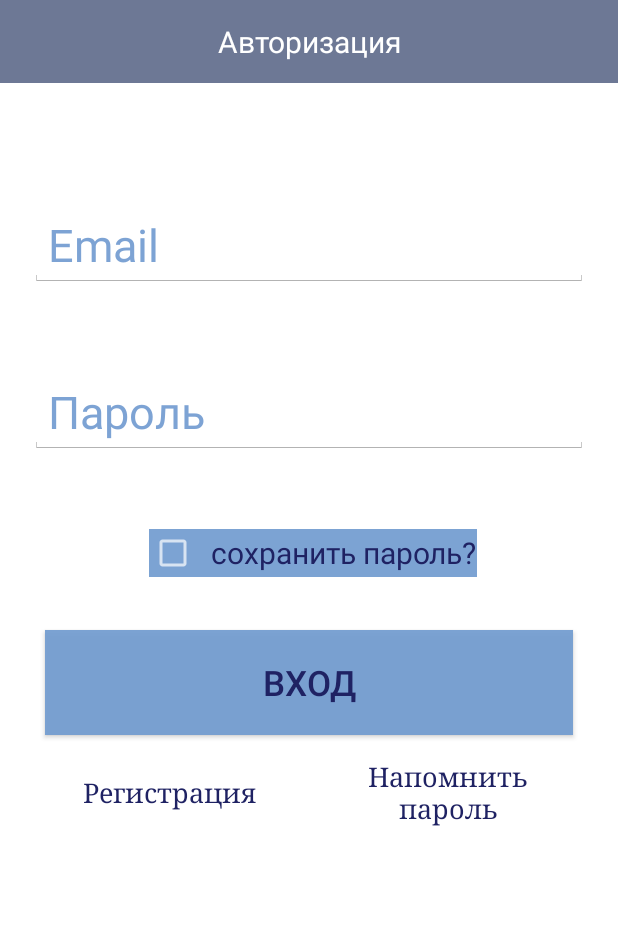
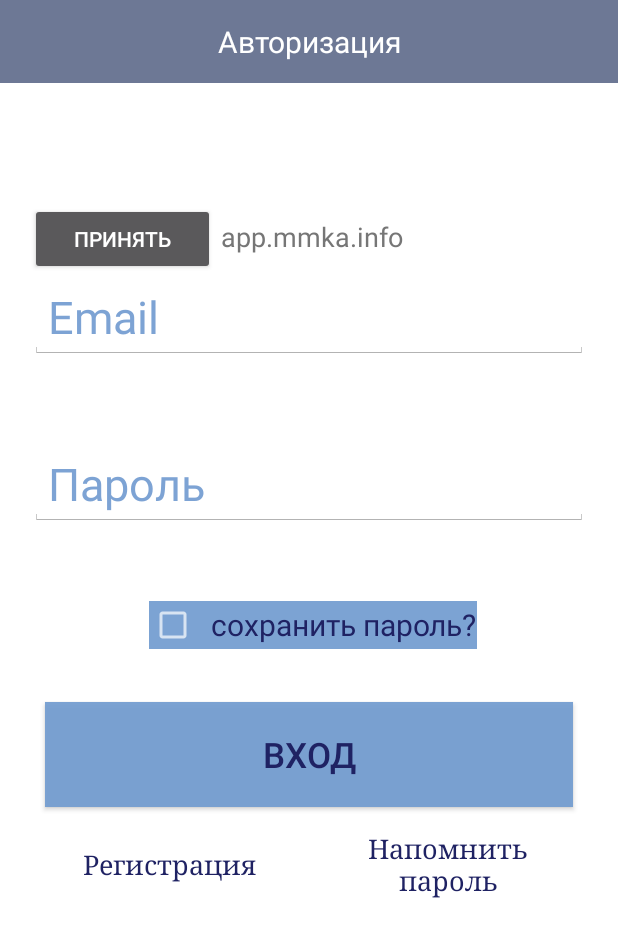
Before and after one commit to Kondratkov/AdvocatesAndNotariesRF, an Android app: the layout input_log_in.xml on its own in the app's theme, with its tools: preview values and no code run, on a phone screen of 412 x 824 dp. Shown: the top 937 px of the screen. Run offline under Robolectric (Android 15) with nearby library versions, the light colour scheme and no system bars.

Commit message:
123456dsf

```diff
--- a/app/build.gradle
+++ b/app/build.gradle
@@ -8,8 +8,8 @@ android {
         applicationId "kondratkov.advocatesandnotariesrf"
         minSdkVersion 16
         targetSdkVersion 23
-        versionCode 91
-        versionName "0.632.3.14B"
+        versionCode 93
+        versionName "0.652.3.14B"
         vectorDrawables.useSupportLibrary = true
     }
     lintOptions {
--- a/app/src/main/java/kondratkov/advocatesandnotariesrf/AddQuestion.java
+++ b/app/src/main/java/kondratkov/advocatesandnotariesrf/AddQuestion.java
@@ -295,6 +295,10 @@ public class AddQuestion extends Activity implements View.OnTouchListener{
                     asked_frameProg.setClickable(true);
                     asked_progressBar.setVisibility(ProgressBar.VISIBLE);
 
+//                    Toast.makeText(AddQuestion.this,
+//                            "URL - "+"http://"+in.get_url()+"/ClientQuestions/PostClientQuestion"+" запрос "+params[0],
+//                            Toast.LENGTH_LONG).show();
+
                     new UrlConnectionTask().execute(JSON_POST);
                     //new AsyncTaskAddQuest().execute();
                 }
@@ -405,7 +409,6 @@ public class AddQuestion extends Activity implements View.OnTouchListener{
             Log.d("qwerty_addq", "2- "+params[0]);
             Log.d("qwerty_addq", "3- "+"http://"+in.get_url()+"/ClientQuestions/PostClientQuestion");
 
-
             Request request = new Request.Builder()
                     .header("Authorization", in.get_token_type()+" "+in.get_token())
                     .url("http://"+in.get_url()+"/ClientQuestions/PostClientQuestion")
--- a/app/src/main/java/kondratkov/advocatesandnotariesrf/IN.java
+++ b/app/src/main/java/kondratkov/advocatesandnotariesrf/IN.java
@@ -97,8 +97,9 @@ public class IN {
 
 
     //public static String url = "195.128.124.172/api";
-    public static String url = "app.mmka.info/api";
-    public String get_url(){return this.url;}
+    private static String url = "app.mmka.info";
+    public String get_url(){return this.url+"/api";}
+    public String get_url_token(){return this.url+"/token";}
     public void set_url (String url){this.url = url;}
 
     public static String token = "";
--- a/app/src/main/java/kondratkov/advocatesandnotariesrf/Settings.java
+++ b/app/src/main/java/kondratkov/advocatesandnotariesrf/Settings.java
@@ -6,8 +6,11 @@ import android.os.Bundle;
 import android.preference.PreferenceManager;
 import android.util.Log;
 import android.view.View;
+import android.widget.Button;
 import android.widget.CheckBox;
 import android.widget.CompoundButton;
+import android.widget.EditText;
+import android.widget.LinearLayout;
 
 public class Settings extends Activity {
 
@@ -15,6 +18,7 @@ public class Settings extends Activity {
     public SharedPreferences sPref;
 
     public IN in;
+
 
     @Override
     protected void onCreate(Bundle savedInstanceState) {
--- a/app/src/main/res/layout/input_dialog_sign_up.xml
+++ b/app/src/main/res/layout/input_dialog_sign_up.xml
@@ -16,12 +16,13 @@
             android:background="#ffffff">
 
             <TextView
+                android:id="@+id/textViewDogovor"
                 android:layout_width="match_parent"
                 android:layout_height="wrap_content"
                 android:layout_margin="7dp"
                 android:textColor="#020429"
                 android:textSize="14dp"
-                android:text="@string/text_dogovor" />
+                android:text=" " />
 
             <LinearLayout
                 android:orientation="horizontal"
--- a/app/src/main/res/layout/input_log_in.xml
+++ b/app/src/main/res/layout/input_log_in.xml
@@ -51,6 +51,31 @@
                         android:layout_marginLeft="10dp"
                         android:layout_marginTop="15dp"
                         android:textColor="@color/sidebar_text" />
+
+                    <LinearLayout
+                        android:id="@+id/lial_setting_main"
+                        android:layout_width="match_parent"
+                        android:layout_height="match_parent"
+                        android:orientation="horizontal">
+
+                        <Button
+                            android:id="@+id/button_setting"
+                            android:layout_width="wrap_content"
+                            android:layout_height="wrap_content"
+                            android:layout_weight="1"
+                            android:text="Принять"/>
+
+                        <EditText
+                            android:id="@+id/editText_setting"
+                            android:layout_width="wrap_content"
+                            android:layout_height="wrap_content"
+                            android:layout_weight="1"
+                            android:ems="10"
+                            android:hint="app.mmka.info"
+                            android:inputType="textPersonName"
+                            android:textColor="@color/black"
+                            android:textColorHint="@color/color_darkgray"/>
+                    </LinearLayout>
 
                     <EditText
                         android:layout_width="match_parent"
--- a/app/src/main/res/layout/settings.xml
+++ b/app/src/main/res/layout/settings.xml
@@ -70,6 +70,7 @@
             android:orientation="vertical"
             android:layout_width="match_parent"
             android:layout_height="match_parent">
+
 
             <LinearLayout
                 android:orientation="vertical"
```
Also changed, not shown: app/src/main/java/kondratkov/advocatesandnotariesrf/advocates/Advocate_profile.java (+22 -0 lines), app/src/main/java/kondratkov/advocatesandnotariesrf/advocates/Advocates_list.java (+5 -3 lines), app/src/main/java/kondratkov/advocatesandnotariesrf/input/LogIN.java (+22 -1 lines), app/src/main/java/kondratkov/advocatesandnotariesrf/input/SignUP.java (+7 -0 lines), app/src/main/java/kondratkov/advocatesandnotariesrf/notary/Notary_profile.java (+8 -0 lines), app/src/main/res/layout/map_coor.xml (+21 -20 lines), app/src/main/res/layout/map_jur_and_notary.xml (+23 -22 lines), app/src/main/res/values/strings.xml (+12 -1 lines).
